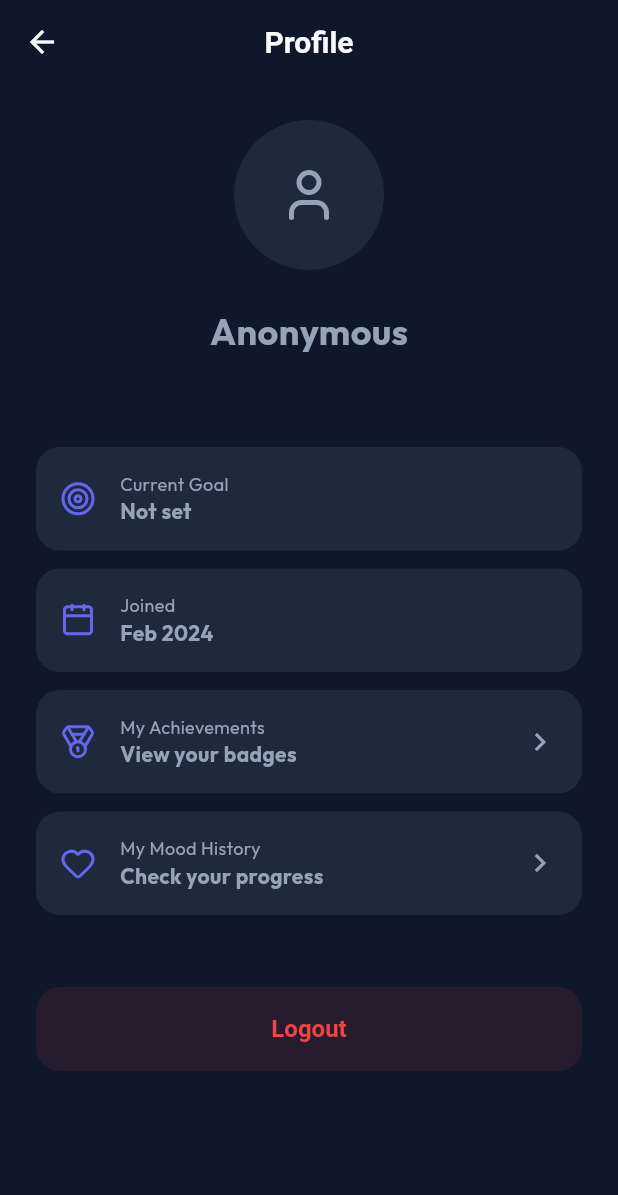
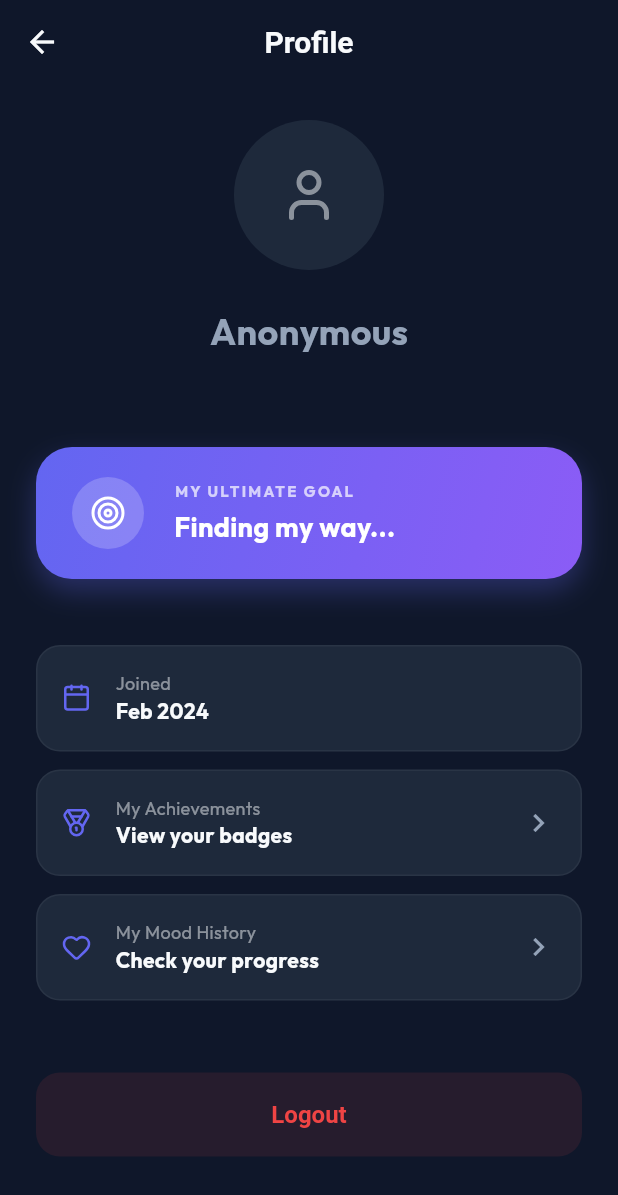
Before and after one commit to Gansputra/Ascendly, a Flutter app: the ProfileScreen screen opened directly, on a phone screen of 412 x 824 dp. Shown: the top 1195 px of the screen. Run offline on Flutter 3.47's test engine with Material 3 defaults, Android fonts, the phone set to English and light mode, and no system bars; our stand-ins replace animate_do, fl_chart, flutter_dotenv, google_fonts, lucide_icons, shared_preferences and 3 more; missing offline and left inert: home_widget; accounts and stored records are empty.

Commit message:
upgrade current goal to a premium focus card design

```diff
--- a/lib/screens/profile/profile_screen.dart
+++ b/lib/screens/profile/profile_screen.dart
@@ -7,7 +7,9 @@ import 'package:ascendly/services/auth_service.dart';
 import 'package:ascendly/services/database_service.dart';
 import 'package:flutter/material.dart';
 import 'package:lucide_icons/lucide_icons.dart';
+import 'package:animate_do/animate_do.dart';
 import 'package:ascendly/widgets/skeleton.dart';
+
 
 class ProfileScreen extends StatefulWidget {
   const ProfileScreen({super.key});
@@ -58,11 +60,13 @@ class _ProfileScreenState extends State<ProfileScreen> {
               padding: const EdgeInsets.all(24),
               child: Column(
                 children: [
-                  const Center(
+                  Center(
+
                     child: CircleAvatar(
                       radius: 50,
-                      backgroundColor: AppTheme.surfaceColor,
-                      child: Icon(LucideIcons.user, size: 40, color: AppTheme.textSecondary),
+                      backgroundColor: Theme.of(context).colorScheme.surface,
+                      child: Icon(LucideIcons.user, size: 40, color: Theme.of(context).colorScheme.onSurface.withOpacity(0.5)),
+
                     ),
                   ),
                   const SizedBox(height: 24),
@@ -70,16 +74,65 @@ class _ProfileScreenState extends State<ProfileScreen> {
                     _profile?.nickname ?? 'Anonymous',
                     style: const TextStyle(fontSize: 24, fontWeight: FontWeight.bold),
                   ),
+                  const SizedBox(height: 8),
                   Text(
                     _authService.currentUser?.email ?? '',
-                    style: const TextStyle(color: AppTheme.textSecondary),
+                    style: TextStyle(color: Theme.of(context).colorScheme.onSurface.withOpacity(0.5)),
                   ),
-                  const SizedBox(height: 40),
-                  _buildProfileTile(
-                    'Current Goal',
-                    _profile?.goal ?? 'Not set',
-                    LucideIcons.target,
+                  const SizedBox(height: 32),
+                  // Focus Card for Goal
+                  FadeIn(
+                    child: Container(
+                      width: double.infinity,
+                      padding: const EdgeInsets.symmetric(horizontal: 24, vertical: 20),
+                      decoration: BoxDecoration(
+                        gradient: LinearGradient(
+                          colors: [AppTheme.primaryColor, AppTheme.secondaryColor],
+                          begin: Alignment.topLeft,
+                          end: Alignment.bottomRight,
+                        ),
+                        borderRadius: BorderRadius.circular(24),
+                        boxShadow: [
+                          BoxShadow(
+                            color: AppTheme.primaryColor.withOpacity(0.3),
+                            blurRadius: 15,
+                            offset: const Offset(0, 8),
+                          ),
+                        ],
+                      ),
+                      child: Row(
+                        children: [
+                          Container(
+                            padding: const EdgeInsets.all(12),
+                            decoration: BoxDecoration(
+                              color: Colors.white.withOpacity(0.2),
+                              shape: BoxShape.circle,
+                            ),
+                            child: const Icon(LucideIcons.target, color: Colors.white, size: 24),
+                          ),
+                          const SizedBox(width: 20),
+                          Expanded(
+                            child: Column(
+                              crossAxisAlignment: CrossAxisAlignment.start,
+                              children: [
+                                const Text(
+                                  'MY ULTIMATE GOAL',
+                                  style: TextStyle(color: Colors.white70, fontSize: 10, fontWeight: FontWeight.bold, letterSpacing: 1.5),
+                                ),
+                                const SizedBox(height: 4),
+                                Text(
+                                  _profile?.goal ?? 'Finding my way...',
+                                  style: const TextStyle(color: Colors.white, fontSize: 18, fontWeight: FontWeight.bold),
+                                ),
+                              ],
+                            ),
+                          ),
+                        ],
+                      ),
+                    ),
                   ),
+                  const SizedBox(height: 32),
+
                   const SizedBox(height: 12),
                   _buildProfileTile(
                     'Joined',
@@ -130,26 +183,30 @@ class _ProfileScreenState extends State<ProfileScreen> {
   }
 
   Widget _buildProfileTile(String title, String subtitle, IconData icon, {Widget? trailing}) {
+    final colorScheme = Theme.of(context).colorScheme;
     return Container(
       padding: const EdgeInsets.all(16),
       decoration: BoxDecoration(
-        color: AppTheme.surfaceColor,
+        color: colorScheme.surface,
         borderRadius: BorderRadius.circular(16),
+        border: Border.all(color: colorScheme.onSurface.withOpacity(0.05)),
       ),
       child: Row(
         children: [
-          Icon(icon, color: AppTheme.primaryColor),
+          Icon(icon, color: AppTheme.primaryColor, size: 20),
+
           const SizedBox(width: 16),
           Expanded(
             child: Column(
               crossAxisAlignment: CrossAxisAlignment.start,
               children: [
-                Text(title, style: const TextStyle(color: AppTheme.textSecondary, fontSize: 12)),
-                Text(subtitle, style: const TextStyle(fontWeight: FontWeight.bold)),
+                Text(title, style: TextStyle(color: colorScheme.onSurface.withOpacity(0.5), fontSize: 12)),
+                Text(subtitle, style: TextStyle(fontWeight: FontWeight.bold, color: colorScheme.onSurface)),
               ],
             ),
           ),
           if (trailing != null) trailing,
+
         ],
       ),
     );
```
